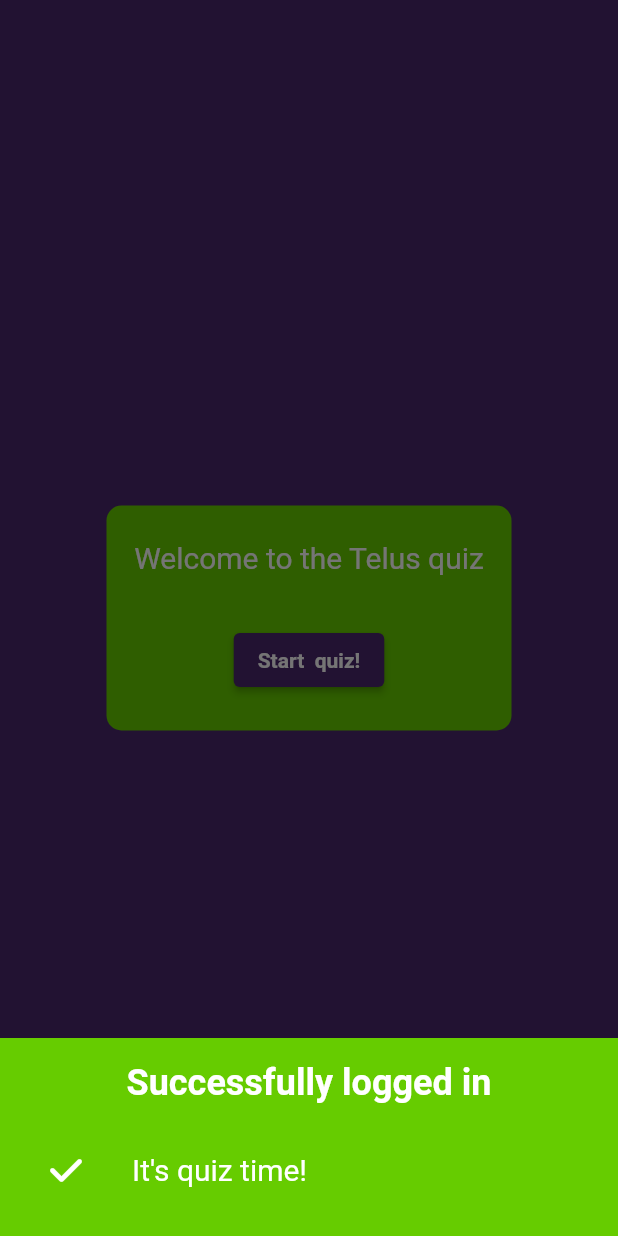
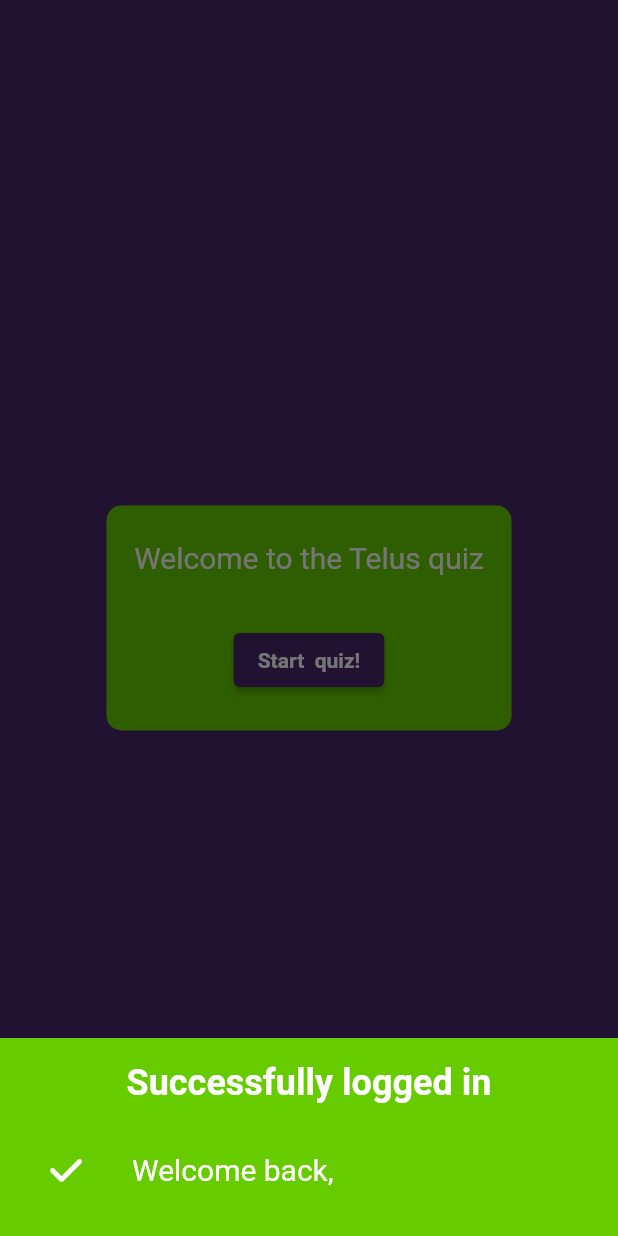
Before and after one commit to vladygk/telus-quiz-app, a Flutter app: the HomePage widget shown alone on an empty page, opened directly, on a phone screen of 412 x 824 dp. Run offline on Flutter 3.47's test engine with Material 2 defaults, Android fonts, the phone set to English and light mode, and no system bars; our stand-ins replace flutter_dotenv, font_awesome_flutter, google_fonts, jwt_decoder.

```diff
--- a/lib/Screens/Home/home_screen.dart
+++ b/lib/Screens/Home/home_screen.dart
@@ -1,5 +1,6 @@
 import 'package:flutter/material.dart';
 import 'package:provider/provider.dart';
+import 'package:telus_character_quiz/Screens/Home/logout.dart';
 import 'package:telus_character_quiz/Screens/Home/nav-bars/authenticated_navbar.dart';
 import 'package:telus_character_quiz/Screens/Home/nav-bars/guest_navbar.dart';
 import 'package:telus_character_quiz/Screens/Home/pages/login_page.dart';
@@ -12,6 +13,7 @@ final List<Widget> navPagesAuthenticated = [
   const HomePage(),
   const HomePage(), // to be change dto gallery
   const AboutPage(),
+  const Logout(),
 ];
 
 final List<Widget> navPagesGuest = [
--- a/lib/Screens/Home/nav-bars/authenticated_navbar.dart
+++ b/lib/Screens/Home/nav-bars/authenticated_navbar.dart
@@ -38,6 +38,10 @@ class NavBarAuthenticated extends StatelessWidget {
             icon: Icon(FontAwesomeIcons.bookAtlas, color: green),
             label: 'About',
           ),
+          BottomNavigationBarItem(
+            icon: Icon(FontAwesomeIcons.rightFromBracket, color: green),
+            label: 'Logout',
+          ),
         ],
       ),
     );
--- a/lib/Screens/Home/pages/home_page.dart
+++ b/lib/Screens/Home/pages/home_page.dart
@@ -18,13 +18,17 @@ class _HomePageState extends State<HomePage> {
     super.initState();
 
     WidgetsBinding.instance.addPostFrameCallback((_) {
-      // Call your method or perform your action here
-      BottomModal.showBottomModal(
-          context: context,
-          bg: green,
-          title: 'Successfully logged in',
-          subtitle: "It's quiz time!",
-          icon: FontAwesomeIcons.check);
+      var state = Provider.of<AppState>(context, listen: false);
+
+      if (state.hasLogged) {
+        state.hasLogged = false;
+        BottomModal.showBottomModal(
+            context: context,
+            bg: green,
+            title: 'Successfully logged in',
+            subtitle: "Welcome back, ${state.accessToken?.split('@')[0] ?? ''}",
+            icon: FontAwesomeIcons.check);
+      }
     });
   }
 
--- a/lib/Screens/Home/pages/login_page.dart
+++ b/lib/Screens/Home/pages/login_page.dart
@@ -37,6 +37,8 @@ class _LoginPageState extends State<LoginPage> {
   @override
   void initState() {
     super.initState();
+    var state = Provider.of<AppState>(context, listen: false);
+    state.hasLogged = true;
     _controllerEmail.addListener(_onTextChanged);
     _controllerPassword.addListener(_onTextChanged);
   }
@@ -204,6 +206,7 @@ class _LoginPageState extends State<LoginPage> {
   void dispose() {
     _controllerEmail.dispose();
     _controllerPassword.dispose();
+
     super.dispose();
   }
 }
--- a/lib/services/dto/jwt_token.dart
+++ b/lib/services/dto/jwt_token.dart
@@ -10,7 +10,7 @@ class JwtTokenDto {
   factory JwtTokenDto.fromJson(String requestBody) {
     Map<String, dynamic> jsonObject = json.decode(requestBody);
 
-    return JwtTokenDto(jsonObject["access_token"] as String ?? "");
+    return JwtTokenDto((jsonObject["access_token"] ?? "") as String);
   }
 
   String getPayload() {
--- a/lib/state/app_state.dart
+++ b/lib/state/app_state.dart
@@ -34,7 +34,7 @@ class AppState with ChangeNotifier {
   }
 
   String? _accessToken;
-
+  bool hasLogged = false;
   String? get accessToken => _accessToken;
 
   set accessToken(String? value) {
```
Also changed, not shown: lib/Screens/Home/logout.dart (added, +20 -0 lines).
